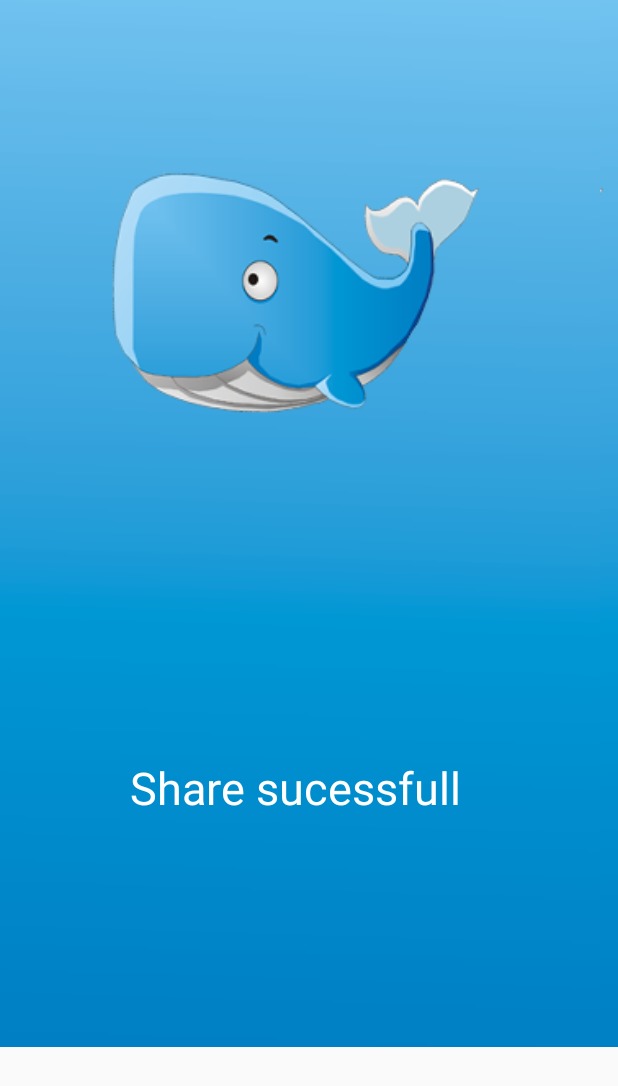
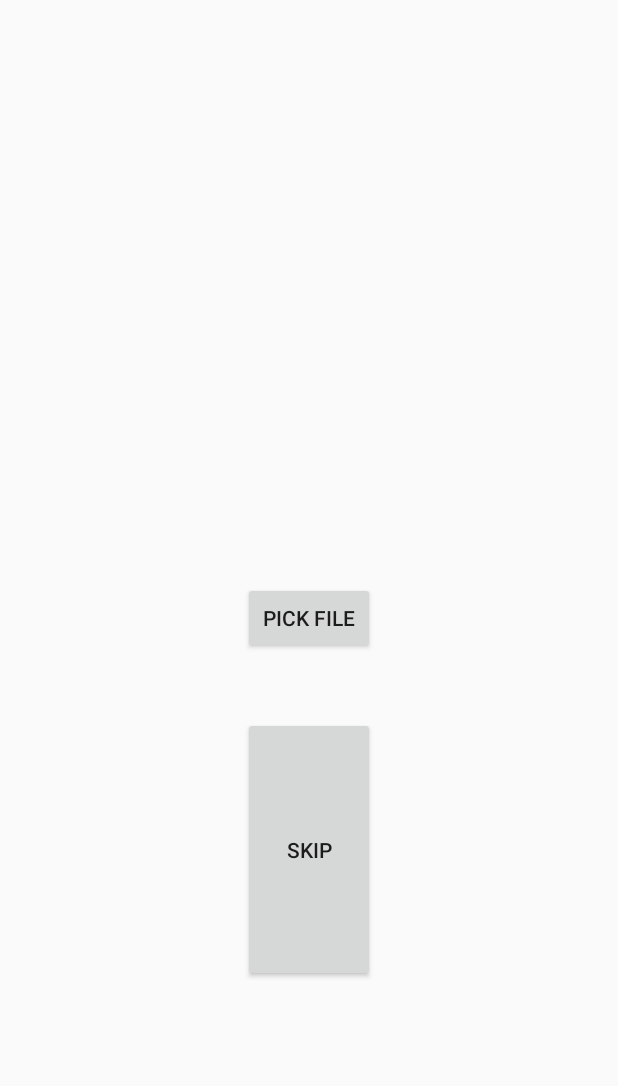
Before and after one commit to augusto-mantilla/Projeto1_PMS, an Android app: the TagMenu screen opened directly, with no data from a screen before it, after a tap on "CETACEAN", on a phone screen of 412 x 824 dp. Shown: the top 1086 px of the screen. Run offline under Robolectric (Android 15) with nearby library versions, the phone set to English and light mode, and no system bars; libraries missing offline, so code that uses them is left out: com.nbsp.materialfilepicker.

Commit message:
upload base de dados e fazer que depois apareça share successful

```diff
--- a/app/src/main/java/com/example/andrtelo/project1/TagMenu.java
+++ b/app/src/main/java/com/example/andrtelo/project1/TagMenu.java
@@ -11,6 +11,7 @@ public class TagMenu extends AppCompatActivity {
     @Override
     protected void onCreate(Bundle savedInstanceState) {
         super.onCreate(savedInstanceState);
+//        TrackLocation tracker = new TrackLocation();
         setContentView(R.layout.share_menu);
         setContentView(R.layout.share_location_menu);
         Button btnCetacean = findViewById(R.id.btnCetacean);
@@ -28,12 +29,12 @@ public class TagMenu extends AppCompatActivity {
         btnCetacean.setOnClickListener(new View.OnClickListener() {
             @Override
             public void onClick(View v) {
-                setContentView(R.layout.share_sucessfull);
-                Toast.makeText(TagMenu.this,"Cetacean", Toast.LENGTH_LONG).show();
+               // setContentView(R.layout.share_sucessfull);
+                //Toast.makeText(TagMenu.this,"Cetacean", Toast.LENGTH_LONG).show();
 
-                //Intent intent = new Intent(TagMenu.this, UploadFile.class);
+                Intent intent = new Intent(TagMenu.this, UploadFile.class);
                 //Intent intent = new Intent(TagMenu.this, UploadFile_2.class);
-                //startActivity(intent);
+                startActivity(intent);
             }
         });
         btnPollution.setOnClickListener(new View.OnClickListener() {
--- a/app/src/main/java/com/example/andrtelo/project1/UploadFile.java
+++ b/app/src/main/java/com/example/andrtelo/project1/UploadFile.java
@@ -13,6 +13,7 @@ import android.util.Log;
 import android.view.View;
 import android.webkit.MimeTypeMap;
 import android.widget.Button;
+import android.widget.Toast;
 
 import com.nbsp.materialfilepicker.MaterialFilePicker;
 import com.nbsp.materialfilepicker.ui.FilePickerActivity;
@@ -30,6 +31,7 @@ import okhttp3.Response;
 public class UploadFile extends AppCompatActivity {
 
     private Button button;
+    private Button btn_next;
     private static final String TAG = "UploadFile";
 
     @Override
@@ -38,8 +40,16 @@ public class UploadFile extends AppCompatActivity {
         setContentView(R.layout.upload_file);
 
         button = findViewById(R.id.button);
+        btn_next = findViewById(R.id.btn_next);
 
+        btn_next.setOnClickListener(new View.OnClickListener() {
+            @Override
+            public void onClick(View v) {
+                setContentView(R.layout.share_sucessfull);
+                Toast.makeText(UploadFile.this, "Cetacean", Toast.LENGTH_LONG).show();
 
+            }
+        });
         if(Build.VERSION.SDK_INT >= Build.VERSION_CODES.M){
             if(ActivityCompat.checkSelfPermission(this, Manifest.permission.READ_EXTERNAL_STORAGE) != PackageManager.PERMISSION_GRANTED){
                 requestPermissions(new String[]{Manifest.permission.READ_EXTERNAL_STORAGE},100);
@@ -63,6 +73,8 @@ public class UploadFile extends AppCompatActivity {
             }
         });
     }
+
+
 
     @Override
     public void onRequestPermissionsResult(int requestCode, @NonNull String[] permissions, @NonNull int[] grantResults) {
@@ -104,12 +116,17 @@ public class UploadFile extends AppCompatActivity {
                             .build();
 
                     Request request = new Request.Builder()
+                            //.url("http://evora.m-iti.org/testing/save_file.php")
                             .url("http://cetus.tigerwhale.com/testing/save_file.php")
                             .post(request_body)
                             .build();
 
+
+
                     try {
                         Response response = client.newCall(request).execute();
+
+                        Log.v(TAG,response.toString());
 
                         if(!response.isSuccessful()){
                             throw new IOException("Error : "+response);
@@ -129,9 +146,6 @@ public class UploadFile extends AppCompatActivity {
 
             t.start();
 
-
-
-
         }
     }
 
--- a/app/src/main/res/layout/upload_file.xml
+++ b/app/src/main/res/layout/upload_file.xml
@@ -12,4 +12,16 @@
         android:id="@+id/button"
         android:layout_centerVertical="true"
         android:layout_centerHorizontal="true" />
+
+    <Button
+        android:id="@+id/btn_next"
+        android:layout_width="wrap_content"
+        android:layout_height="wrap_content"
+        android:layout_below="@+id/button"
+        android:layout_alignParentBottom="true"
+        android:layout_centerHorizontal="true"
+        android:layout_marginTop="42dp"
+        android:layout_marginBottom="169dp"
+        android:text="skip" />
+
 </RelativeLayout>
```
Also changed, not shown: app/src/main/java/com/example/andrtelo/project1/TrackLocation.java (added, +98 -0 lines), app/src/main/res/layout/activity_main.xml (+33 -4 lines), 1 other file.
